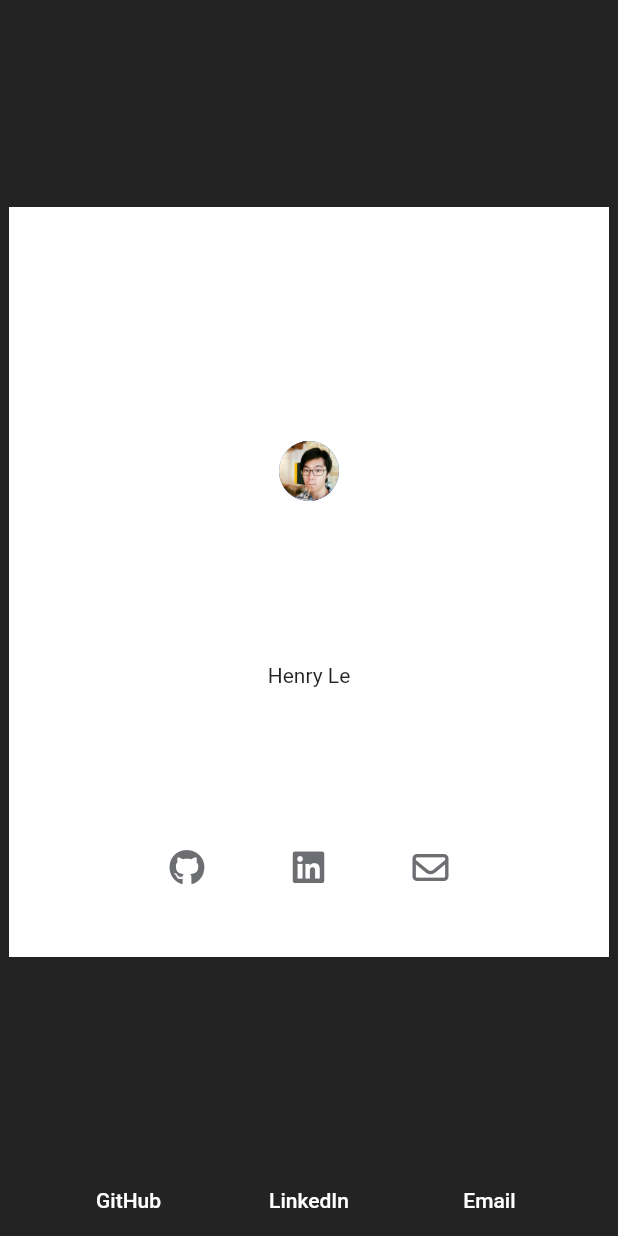
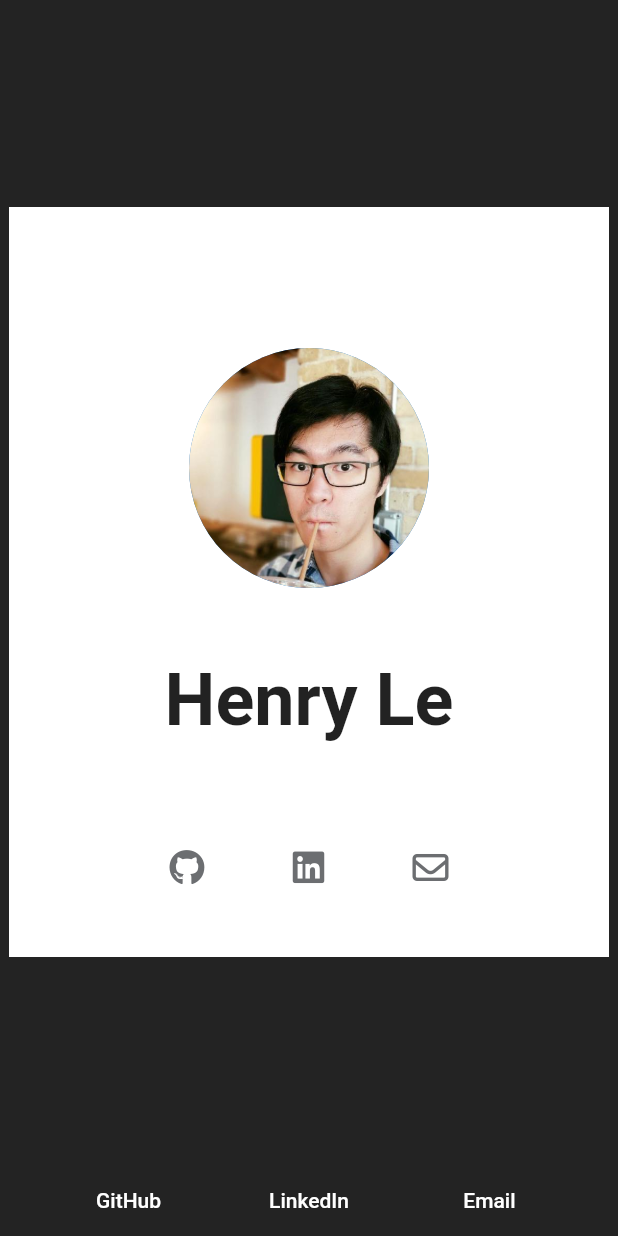
Before and after one commit to lainshiHenry/Portfolio_card_app, a Flutter app: the screen it shows after launch, on a phone screen of 412 x 824 dp. Run offline on Flutter 3.47's test engine with Material 2 defaults, Android fonts, the light colour scheme and no system bars; our stand-ins replace font_awesome_flutter.

Commit message:
Refactored code to encapsulate each section following MVC

```diff
--- a/lib/main.dart
+++ b/lib/main.dart
@@ -1,4 +1,6 @@
 import 'package:flutter/material.dart';
+import 'package:henry_portfolio_card/model/my_profile_data.dart';
+import 'package:henry_portfolio_card/model/theme_data.dart';
 import 'package:henry_portfolio_card/view/screens/homepage.dart';
 
 void main() {
@@ -13,19 +15,10 @@ class MyApp extends StatelessWidget {
   Widget build(BuildContext context) {
     return MaterialApp(
       title: 'Henry Le | Apps',
-      theme: ThemeData(
-        scaffoldBackgroundColor: const Color(0xFF232323),
-        iconTheme: const IconThemeData(
-          color: Color(0xFF6c6e71),
-        ),
-        hoverColor: Colors.black,
-        textButtonTheme: TextButtonThemeData(
-          style: ButtonStyle(
-            foregroundColor: MaterialStateProperty.all(Colors.white),
-          ),
-        ),
+      theme: lightThemeData,
+      home: HomePage(
+        profileData: profileData,
       ),
-      home: HomePage(),
     );
   }
 }
--- /dev/null
+++ b/lib/model/my_profile_data.dart
@@ -0,0 +1,8 @@
+import 'package:henry_portfolio_card/model/profile.dart';
+
+Profile profileData = Profile(
+  firstName: 'Henry',
+  lastName: 'Le',
+  profileImageLocation: 'assets/27880002.jpeg',
+  shortProfileDescription: '',
+);
--- /dev/null
+++ b/lib/model/profile.dart
@@ -0,0 +1,21 @@
+class Profile {
+  final String? _firstName;
+  final String? _lastName;
+  final String? _shortProfileDescription;
+  final String? _profileImageLocation;
+
+  Profile({
+    required String? firstName,
+    String? lastName = '',
+    String? shortProfileDescription = '',
+    required String? profileImageLocation,
+  })  : _firstName = firstName,
+        _lastName = lastName,
+        _shortProfileDescription = shortProfileDescription,
+        _profileImageLocation = profileImageLocation;
+
+  String? get getFirstName => _firstName;
+  String? get getLastName => _lastName;
+  String? get getShortProfileDescription => _shortProfileDescription;
+  String? get getProfileImageLocation => _profileImageLocation;
+}
--- /dev/null
+++ b/lib/model/theme_data.dart
@@ -0,0 +1,14 @@
+import 'package:flutter/material.dart';
+
+ThemeData lightThemeData = ThemeData(
+  scaffoldBackgroundColor: const Color(0xFF232323),
+  iconTheme: const IconThemeData(
+    color: Color(0xFF6c6e71),
+  ),
+  hoverColor: Colors.black,
+  textButtonTheme: TextButtonThemeData(
+    style: ButtonStyle(
+      foregroundColor: MaterialStateProperty.all(Colors.white),
+    ),
+  ),
+);
--- a/lib/view/screens/homepage.dart
+++ b/lib/view/screens/homepage.dart
@@ -1,12 +1,13 @@
 import 'package:flutter/material.dart';
 import 'package:font_awesome_flutter/font_awesome_flutter.dart';
+import 'package:henry_portfolio_card/model/profile.dart';
 
 class HomePage extends StatelessWidget {
-  HomePage({Key? key}) : super(key: key);
+  HomePage({Key? key, required Profile? profileData})
+      : _profile = profileData!,
+        super(key: key);
 
-  final String _profileImage = 'assets/27880002.jpeg';
-  final String _firstName = 'Henry';
-  final String _lastName = 'Le';
+  final Profile _profile;
 
   final List<String> _linkNames = ['GitHub', 'LinkedIn', 'Email'];
   final List<String> _linkURL = ['a', 'b', 'c'];
@@ -31,10 +32,24 @@ class HomePage extends StatelessWidget {
               children: [
                 const Spacer(),
                 CircleAvatar(
-                  foregroundImage: AssetImage(_profileImage),
+                  foregroundImage:
+                      AssetImage(_profile.getProfileImageLocation!),
+                  radius: 80.0,
+                  minRadius: 60.0,
+                  maxRadius: 100.0,
                 ),
                 const Spacer(),
-                Text(_firstName + ' ' + _lastName),
+                Text(
+                  _profile.getFirstName! + ' ' + _profile.getLastName!,
+                  style: const TextStyle(
+                    fontSize: 48.0,
+                    fontWeight: FontWeight.bold,
+                  ),
+                ),
+                SizedBox(
+                  height: 10,
+                ),
+                Text(_profile.getShortProfileDescription!),
                 const Spacer(),
                 Row(
                   mainAxisAlignment: MainAxisAlignment.spaceEvenly,
```
Also changed, not shown: lib/controller/get_icon.dart (added).
